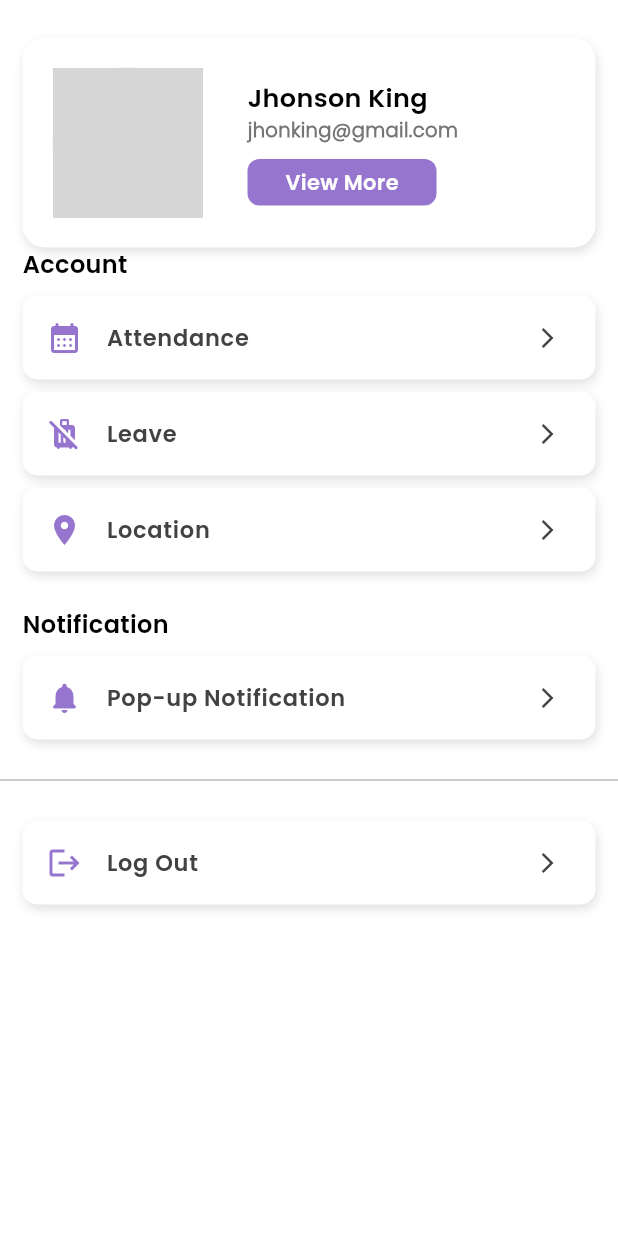
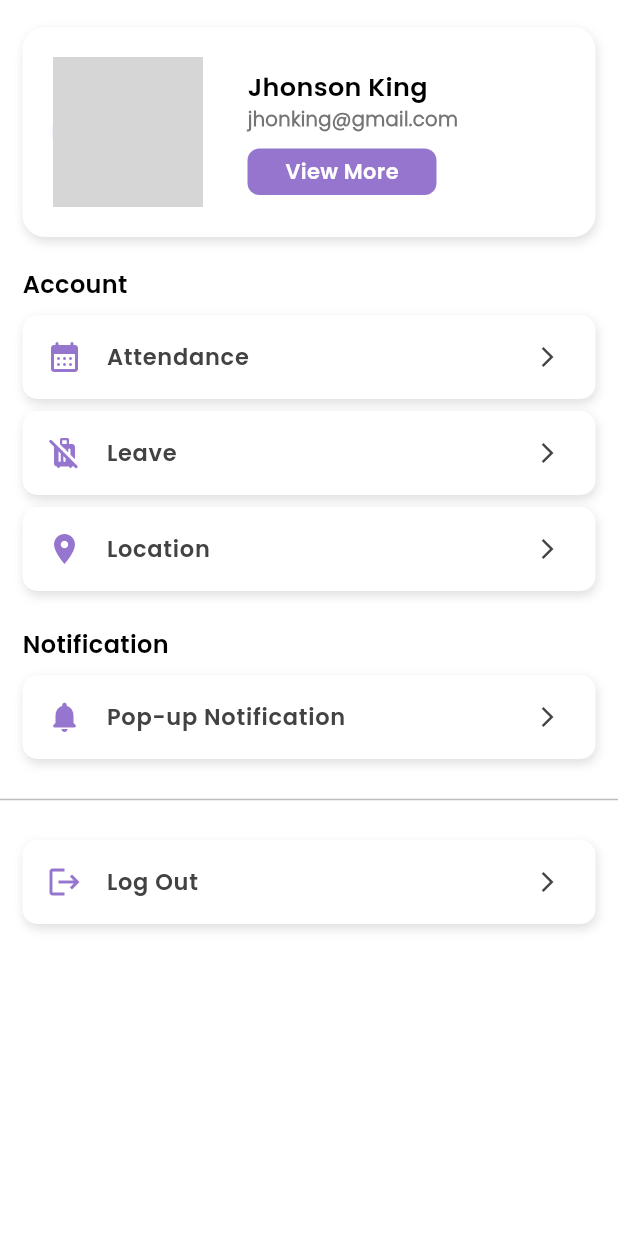
Before and after one commit to meet-shiyaniya/staff_lead_mgt, a Flutter app: the profileScreen screen opened directly, on a phone screen of 412 x 824 dp. Run offline on Flutter 3.47's test engine with Material 3 defaults, Android fonts, the phone set to English and light mode, and no system bars; our stand-ins replace animate_do, auto_size_text, dotted_border, dropdown_button2, emoji_picker_flutter, fl_chart and 13 more; missing offline and left inert: switcher_button; accounts and stored records are empty; network calls fail; grey boxes are pictures that could not be loaded.

Commit message:
notification icon set perfect for profile screen done.

```diff
--- a/lib/bottom_navigation.dart
+++ b/lib/bottom_navigation.dart
@@ -5,6 +5,7 @@ import 'package:hr_app/social_module/chatting_module/example.dart';
 import 'package:hr_app/social_module/colors/colors.dart';
 import 'package:hr_app/social_module/custom_widget/appbar_button.dart';
 import 'package:hr_app/staff_HRM_module/Screen/Staff%20HR%20Screens/Profile/staff_Profile_Screen.dart';
+import 'package:hr_app/staff_HRM_module/Screen/Staff%20HR%20Screens/profile_Screen.dart';
 import 'Inquiry_Management/Inquiry_Management_Screen.dart';
 
 
@@ -20,7 +21,7 @@ class _BottomNavScreenState extends State<BottomNavScreen> {
     Dashboard(),
     InquiryManagementScreen(),
     ExampleTabbar(),
-    staffProfileScreen(),
+    profileScreen(),
   ];
 
   @override
@@ -32,7 +33,7 @@ class _BottomNavScreenState extends State<BottomNavScreen> {
             : Colors.white, // Default color
         actions: [
           CustomAppBarButton(
-            icon: Icons.notifications_none,
+            icon: Icons.notifications_rounded,
             color: Colors.grey.shade100,
           ),
         ],
--- a/lib/staff_HRM_module/Screen/Staff HR Screens/Attendannce/attendance_Screen.dart
+++ b/lib/staff_HRM_module/Screen/Staff HR Screens/Attendannce/attendance_Screen.dart
@@ -139,7 +139,6 @@ class _attendanceScreenState extends State<attendanceScreen> {
     return Container(
 
       height: 250,
-
       padding: EdgeInsets.all(10),
 
       decoration: BoxDecoration(
--- a/lib/staff_HRM_module/Screen/Staff HR Screens/profile_Screen.dart
+++ b/lib/staff_HRM_module/Screen/Staff HR Screens/profile_Screen.dart
@@ -10,9 +10,9 @@ class profileScreen extends StatelessWidget {
       backgroundColor: Colors.white,
       body: Column(
         children: [
-          SizedBox(height: 25),
+          SizedBox(height: 18),
           _buildProfileCard(context),
-          SizedBox(height: 0),
+          SizedBox(height: 20),
           Expanded(child: _buildSettingsList(context)),
         ],
       ),
```
Also changed, not shown: lib/social_module/custom_widget/appbar_button.dart (+12 -15 lines).
